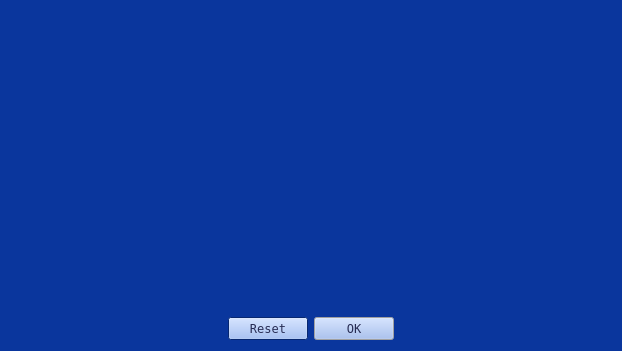
adcfrba/TPO_INFOII, file APP/ox.ui: the form before one commit.
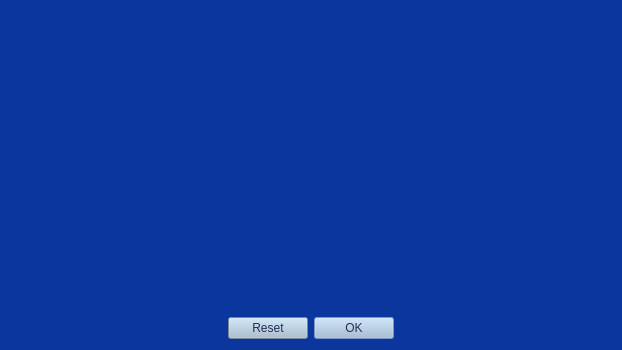
The form after the commit.

The edit to the form file:
```diff
--- a/APP/ox.ui
+++ b/APP/ox.ui
@@ -554,18 +554,18 @@
         <colorrole role="Button">
          <brush brushstyle="SolidPattern">
           <color alpha="255">
-           <red>146</red>
-           <green>180</green>
-           <blue>244</blue>
+           <red>164</red>
+           <green>188</green>
+           <blue>207</blue>
           </color>
          </brush>
         </colorrole>
         <colorrole role="Text">
          <brush brushstyle="SolidPattern">
           <color alpha="255">
-           <red>207</red>
-           <green>222</green>
-           <blue>231</blue>
+           <red>39</red>
+           <green>44</green>
+           <blue>84</blue>
           </color>
          </brush>
         </colorrole>
@@ -581,27 +581,27 @@
         <colorrole role="Base">
          <brush brushstyle="SolidPattern">
           <color alpha="255">
-           <red>68</red>
-           <green>114</green>
-           <blue>202</blue>
+           <red>164</red>
+           <green>188</green>
+           <blue>207</blue>
           </color>
          </brush>
         </colorrole>
         <colorrole role="Window">
          <brush brushstyle="SolidPattern">
           <color alpha="255">
-           <red>10</red>
-           <green>54</green>
-           <blue>157</blue>
+           <red>164</red>
+           <green>188</green>
+           <blue>207</blue>
           </color>
          </brush>
         </colorrole>
         <colorrole role="Highlight">
          <brush brushstyle="SolidPattern">
           <color alpha="255">
-           <red>189</red>
-           <green>155</green>
-           <blue>230</blue>
+           <red>146</red>
+           <green>180</green>
+           <blue>244</blue>
           </color>
          </brush>
         </colorrole>
@@ -632,6 +632,15 @@
           </color>
          </brush>
         </colorrole>
+        <colorrole role="PlaceholderText">
+         <brush brushstyle="SolidPattern">
+          <color alpha="128">
+           <red>39</red>
+           <green>44</green>
+           <blue>84</blue>
+          </color>
+         </brush>
+        </colorrole>
        </active>
        <inactive>
         <colorrole role="WindowText">
@@ -646,18 +655,18 @@
         <colorrole role="Button">
          <brush brushstyle="SolidPattern">
           <color alpha="255">
-           <red>146</red>
-           <green>180</green>
-           <blue>244</blue>
+           <red>164</red>
+           <green>188</green>
+           <blue>207</blue>
           </color>
          </brush>
         </colorrole>
         <colorrole role="Text">
          <brush brushstyle="SolidPattern">
           <color alpha="255">
-           <red>207</red>
-           <green>222</green>
-           <blue>231</blue>
+           <red>39</red>
+           <green>44</green>
+           <blue>84</blue>
           </color>
          </brush>
         </colorrole>
@@ -673,27 +682,27 @@
         <colorrole role="Base">
          <brush brushstyle="SolidPattern">
           <color alpha="255">
-           <red>68</red>
-           <green>114</green>
-           <blue>202</blue>
+           <red>164</red>
+           <green>188</green>
+           <blue>207</blue>
           </color>
          </brush>
         </colorrole>
         <colorrole role="Window">
          <brush brushstyle="SolidPattern">
           <color alpha="255">
-           <red>10</red>
-           <green>54</green>
-           <blue>157</blue>
+           <red>164</red>
+           <green>188</green>
+           <blue>207</blue>
           </color>
          </brush>
         </colorrole>
         <colorrole role="Highlight">
          <brush brushstyle="SolidPattern">
           <color alpha="255">
-           <red>240</red>
-           <green>240</green>
-           <blue>240</blue>
+           <red>146</red>
+           <green>180</green>
+           <blue>244</blue>
           </color>
          </brush>
         </colorrole>
@@ -724,41 +733,77 @@
           </color>
          </brush>
         </colorrole>
+        <colorrole role="PlaceholderText">
+         <brush brushstyle="SolidPattern">
+          <color alpha="128">
+           <red>39</red>
+           <green>44</green>
+           <blue>84</blue>
+          </color>
+         </brush>
+        </colorrole>
        </inactive>
        <disabled>
+        <colorrole role="WindowText">
+         <brush brushstyle="SolidPattern">
+          <color alpha="255">
+           <red>39</red>
+           <green>44</green>
+           <blue>84</blue>
+          </color>
+         </brush>
+        </colorrole>
         <colorrole role="Button">
          <brush brushstyle="SolidPattern">
           <color alpha="255">
-           <red>146</red>
-           <green>180</green>
-           <blue>244</blue>
+           <red>164</red>
+           <green>188</green>
+           <blue>207</blue>
+          </color>
+         </brush>
+        </colorrole>
+        <colorrole role="Text">
+         <brush brushstyle="SolidPattern">
+          <color alpha="255">
+           <red>39</red>
+           <green>44</green>
+           <blue>84</blue>
+          </color>
+         </brush>
+        </colorrole>
+        <colorrole role="ButtonText">
+         <brush brushstyle="SolidPattern">
+          <color alpha="255">
+           <red>39</red>
+           <green>44</green>
+           <blue>84</blue>
           </color>
          </brush>
         </colorrole>
         <colorrole role="Base">
          <brush brushstyle="SolidPattern">
           <color alpha="255">
-           <red>10</red>
-           <green>54</green>
-           <blue>157</blue>
+           <red>164</red>
+           <green>188</green>
+           <blue>207</blue>
           </color>
          </brush>
         </colorrole>
         <colorrole role="Window">
          <brush brushstyle="SolidPattern">
           <color alpha="255">
-           <red>10</red>
-           <green>54</green>
-           <blue>157</blue>
+           <red>164</red>
+           <green>188</green>
+           <blue>207</blue>
           </color>
          </brush>
         </colorrole>
         <colorrole role="Highlight">
          <brush brushstyle="SolidPattern">
           <color alpha="255">
-           <red>0</red>
-           <green>120</green>
-           <blue>215</blue>
+           <red>146</red>
+           <green>180</green>
+           <blue>244</blue>
           </color>
          </brush>
         </colorrole>
@@ -789,6 +834,15 @@
           </color>
          </brush>
         </colorrole>
+        <colorrole role="PlaceholderText">
+         <brush brushstyle="SolidPattern">
+          <color alpha="128">
+           <red>39</red>
+           <green>44</green>
+           <blue>84</blue>
+          </color>
+         </brush>
+        </colorrole>
        </disabled>
       </palette>
      </property>
@@ -797,6 +851,14 @@
        <family>Fixedsys</family>
       </font>
      </property>
+     <property name="cursor">
+      <cursorShape>PointingHandCursor</cursorShape>
+     </property>
+     <property name="styleSheet">
+      <string notr="true">background-color: rgb(164, 188, 207);
+selection-background-color: rgb(146, 180, 244);
+color: rgb(39, 44, 84);</string>
+     </property>
      <property name="orientation">
       <enum>Qt::Horizontal</enum>
      </property>
```
